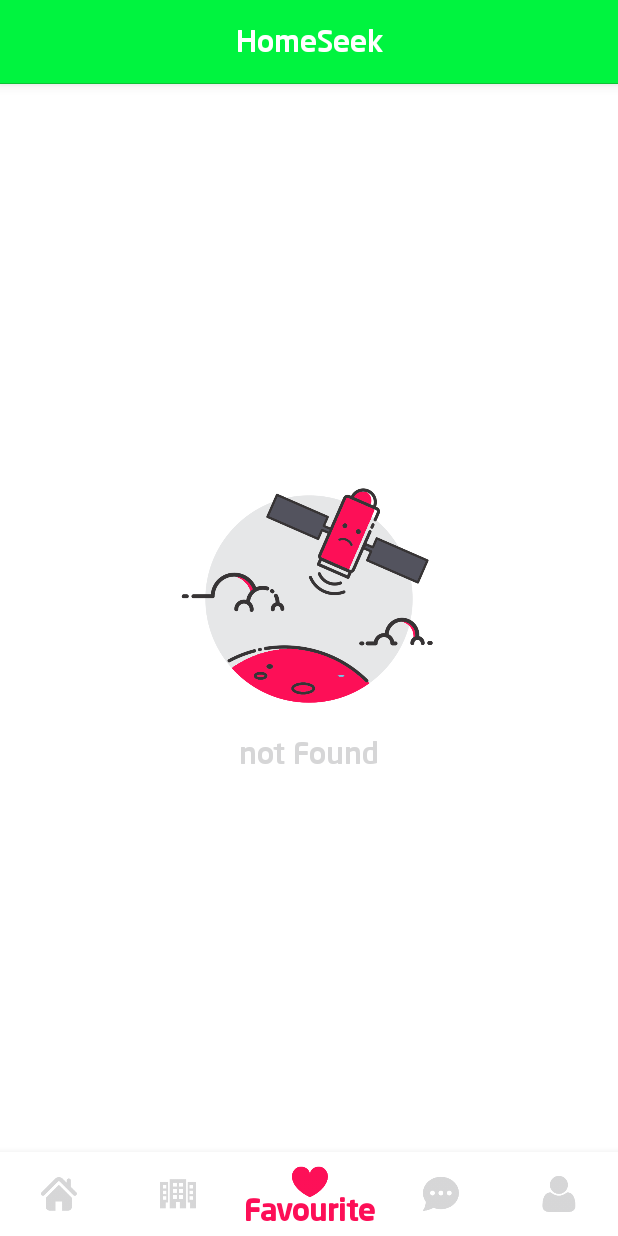
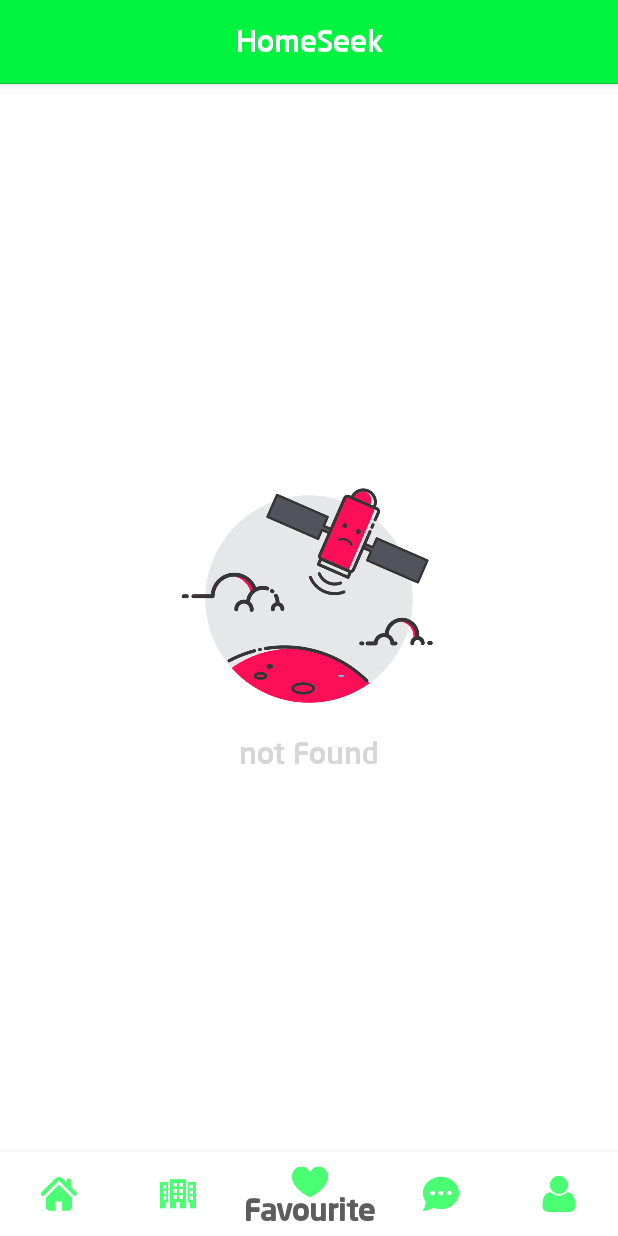
Before and after one commit to Utshox/homeseek-new, an Android app: the MainActivity screen opened directly, with no data from a screen before it, item 3 of the bottom bar chosen, on a phone screen of 412 x 824 dp. Run offline under Robolectric (Android 15) with nearby library versions, the phone set to English and light mode, and no system bars; our stand-ins replace Firebase (no records; nobody signed in at launch, a user with empty details on screens opened directly), Picasso, Volley; libraries missing offline, so code that uses them is left out: com.github.ornolfr.ratingview, com.onesignal, me.relex.circleindicator; network calls fail; pictures from the network do not load; 2 statements that could not run were skipped.

Commit message:
latest and fittest v1

```diff
--- a/app/src/main/res/layout/activity_main.xml
+++ b/app/src/main/res/layout/activity_main.xml
@@ -109,13 +109,13 @@
             android:id="@+id/navigation"
             android:layout_width="match_parent"
             android:layout_height="wrap_content"
+            android:layout_alignWithParentIfMissing="true"
             android:layout_alignParentBottom="true"
-            app:menu="@menu/navigation"
             android:background="@color/white"
-            app:itemIconTint="@color/selector"
-            app:itemTextColor="@color/selector"
             android:theme="@style/TextRegular"
-            android:layout_alignWithParentIfMissing="true"/>
+            app:itemIconTint="#B500FF38"
+            app:itemTextColor="@color/lightblack"
+            app:menu="@menu/navigation" />
 
     </RelativeLayout>
 </android.support.v4.widget.DrawerLayout>
--- a/build.gradle
+++ b/build.gradle
@@ -3,12 +3,12 @@
 buildscript {
 
     repositories {
+        jcenter()
         google()
-        jcenter()
     }
     dependencies {
         classpath 'com.android.tools.build:gradle:3.2.1'
-        classpath 'com.google.gms:google-services:4.1.0'
+        classpath 'com.google.gms:google-services:4.2.0'
 
     }
 }
```
Also changed, not shown: app/src/main/res/mipmap-hdpi/ic_launcher.png, app/src/main/res/mipmap-mdpi/ic_launcher.png, app/src/main/res/mipmap-xhdpi/ic_launcher.png, app/src/main/res/mipmap-xxhdpi/ic_launcher.png, app/src/main/res/mipmap-xxxhdpi/ic_launcher.png, 1 other file.
